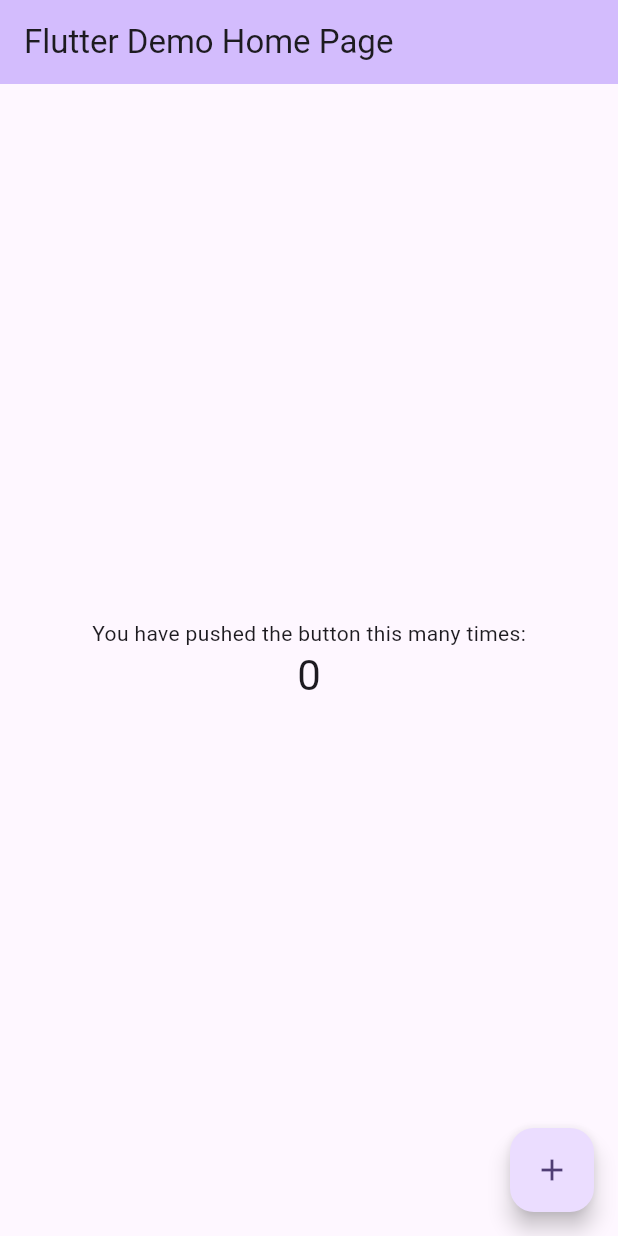
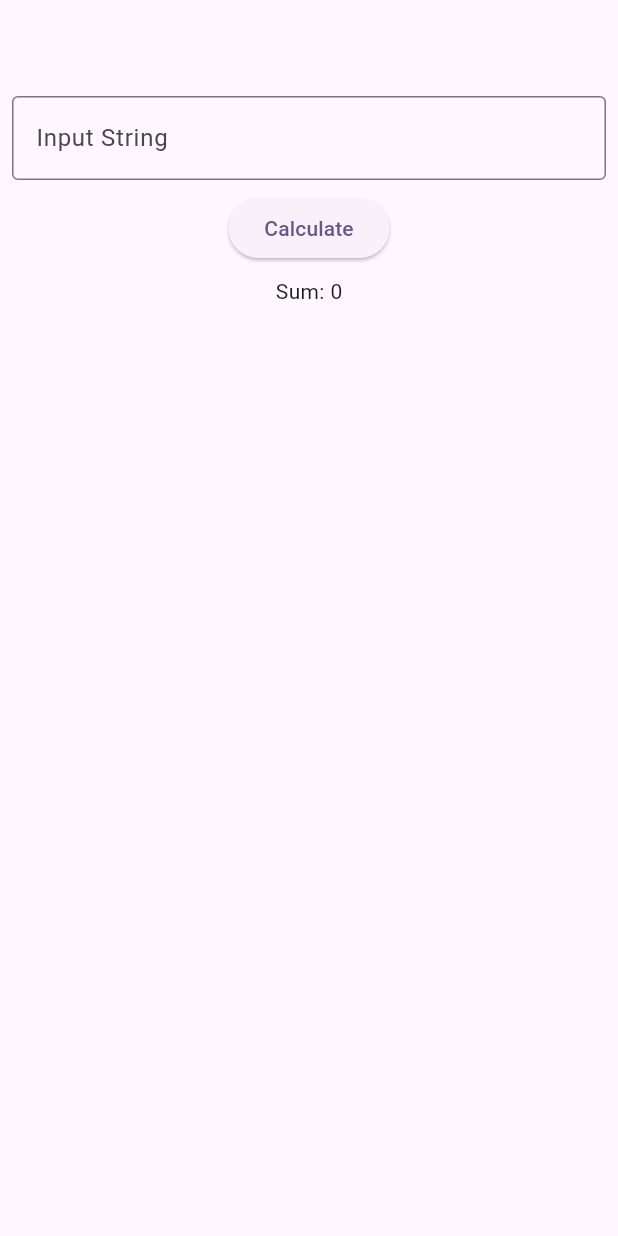
Before and after one commit to AJITHKP05/tigi_tdd_test, a Flutter app: the screen it shows after launch, on a phone screen of 412 x 824 dp. Run offline on Flutter 3.47's test engine with Material 3 defaults, Android fonts, the phone set to English and light mode, and no system bars; our stand-ins replace get.

Commit message:
sum of input numbers with null error handling with unit test case

```diff
--- a/lib/main.dart
+++ b/lib/main.dart
@@ -1,4 +1,5 @@
 import 'package:flutter/material.dart';
+import 'package:tigi_tdd_test/presentation/home/view.dart';
 
 void main() {
   runApp(const MyApp());
@@ -13,110 +14,9 @@ class MyApp extends StatelessWidget {
     return MaterialApp(
       title: 'Flutter Demo',
       theme: ThemeData(
-        // This is the theme of your application.
-        //
-        // TRY THIS: Try running your application with "flutter run". You'll see
-        // the application has a purple toolbar. Then, without quitting the app,
-        // try changing the seedColor in the colorScheme below to Colors.green
-        // and then invoke "hot reload" (save your changes or press the "hot
-        // reload" button in a Flutter-supported IDE, or press "r" if you used
-        // the command line to start the app).
-        //
-        // Notice that the counter didn't reset back to zero; the application
-        // state is not lost during the reload. To reset the state, use hot
-        // restart instead.
-        //
-        // This works for code too, not just values: Most code changes can be
-        // tested with just a hot reload.
         colorScheme: ColorScheme.fromSeed(seedColor: Colors.deepPurple),
       ),
-      home: const MyHomePage(title: 'Flutter Demo Home Page'),
+      home: const Home(),
     );
   }
 }
-
-class MyHomePage extends StatefulWidget {
-  const MyHomePage({super.key, required this.title});
-
-  // This widget is the home page of your application. It is stateful, meaning
-  // that it has a State object (defined below) that contains fields that affect
-  // how it looks.
-
-  // This class is the configuration for the state. It holds the values (in this
-  // case the title) provided by the parent (in this case the App widget) and
-  // used by the build method of the State. Fields in a Widget subclass are
-  // always marked "final".
-
-  final String title;
-
-  @override
-  State<MyHomePage> createState() => _MyHomePageState();
-}
-
-class _MyHomePageState extends State<MyHomePage> {
-  int _counter = 0;
-
-  void _incrementCounter() {
-    setState(() {
-      // This call to setState tells the Flutter framework that something has
-      // changed in this State, which causes it to rerun the build method below
-      // so that the display can reflect the updated values. If we changed
-      // _counter without calling setState(), then the build method would not be
-      // called again, and so nothing would appear to happen.
-      _counter++;
-    });
-  }
-
-  @override
-  Widget build(BuildContext context) {
-    // This method is rerun every time setState is called, for instance as done
-    // by the _incrementCounter method above.
-    //
-    // The Flutter framework has been optimized to make rerunning build methods
-    // fast, so that you can just rebuild anything that needs updating rather
-    // than having to individually change instances of widgets.
-    return Scaffold(
-      appBar: AppBar(
-        // TRY THIS: Try changing the color here to a specific color (to
-        // Colors.amber, perhaps?) and trigger a hot reload to see the AppBar
-        // change color while the other colors stay the same.
-        backgroundColor: Theme.of(context).colorScheme.inversePrimary,
-        // Here we take the value from the MyHomePage object that was created by
-        // the App.build method, and use it to set our appbar title.
-        title: Text(widget.title),
-      ),
-      body: Center(
-        // Center is a layout widget. It takes a single child and positions it
-        // in the middle of the parent.
-        child: Column(
-          // Column is also a layout widget. It takes a list of children and
-          // arranges them vertically. By default, it sizes itself to fit its
-          // children horizontally, and tries to be as tall as its parent.
-          //
-          // Column has various properties to control how it sizes itself and
-          // how it positions its children. Here we use mainAxisAlignment to
-          // center the children vertically; the main axis here is the vertical
-          // axis because Columns are vertical (the cross axis would be
-          // horizontal).
-          //
-          // TRY THIS: Invoke "debug painting" (choose the "Toggle Debug Paint"
-          // action in the IDE, or press "p" in the console), to see the
-          // wireframe for each widget.
-          mainAxisAlignment: MainAxisAlignment.center,
-          children: <Widget>[
-            const Text('You have pushed the button this many times:'),
-            Text(
-              '$_counter',
-              style: Theme.of(context).textTheme.headlineMedium,
-            ),
-          ],
-        ),
-      ),
-      floatingActionButton: FloatingActionButton(
-        onPressed: _incrementCounter,
-        tooltip: 'Increment',
-        child: const Icon(Icons.add),
-      ), // This trailing comma makes auto-formatting nicer for build methods.
-    );
-  }
-}
--- /dev/null
+++ b/lib/presentation/home/controller.dart
@@ -0,0 +1,24 @@
+import 'package:flutter/widgets.dart';
+import 'package:get/get.dart';
+
+class HomeController extends GetxController {
+  RxInt sum = 0.obs;
+  TextEditingController textController = TextEditingController();
+
+  void countString() {
+    if (textController.text.isNotEmpty) {
+      sum.value = 0;
+      int tempSum = 0;
+      List<String> subValues = textController.text.split(",");
+      for (final value in subValues) {
+        final number = int.tryParse(value.trim());
+        if (number != null) {
+          tempSum += number;
+        }
+      }
+      sum.value = tempSum;
+    } else {
+      sum.value = 0;
+    }
+  }
+}
--- /dev/null
+++ b/lib/presentation/home/view.dart
@@ -0,0 +1,44 @@
+import 'package:flutter/material.dart';
+import 'package:get/get.dart';
+import 'package:tigi_tdd_test/presentation/home/controller.dart';
+
+class Home extends StatefulWidget {
+  const Home({super.key});
+
+  @override
+  State<Home> createState() => _HomeState();
+}
+
+class _HomeState extends State<Home> {
+  HomeController controller = Get.put(HomeController());
+  @override
+  Widget build(BuildContext context) {
+    return Scaffold(
+      appBar: AppBar(),
+      body: SingleChildScrollView(
+        child: Padding(
+          padding: const EdgeInsets.all(8.0),
+          child: Column(
+            spacing: 8,
+            children: [
+              TextField(
+                controller: controller.textController,
+                decoration: InputDecoration(
+                  border: OutlineInputBorder(),
+                  labelText: "Input String",
+                ),
+              ),
+              ElevatedButton(
+                onPressed: () {
+                  controller.countString();
+                },
+                child: Text("Calculate"),
+              ),
+              Obx(() => Text("Sum: ${controller.sum.value}")),
+            ],
+          ),
+        ),
+      ),
+    );
+  }
+}
--- a/pubspec.yaml
+++ b/pubspec.yaml
@@ -34,6 +34,8 @@ dependencies:
   # The following adds the Cupertino Icons font to your application.
   # Use with the CupertinoIcons class for iOS style icons.
   cupertino_icons: ^1.0.8
+  get: ^4.7.3
+  mockito: ^5.6.1
 
 dev_dependencies:
   flutter_test:
```
Also changed, not shown: pubspec.lock, 2 other files.
